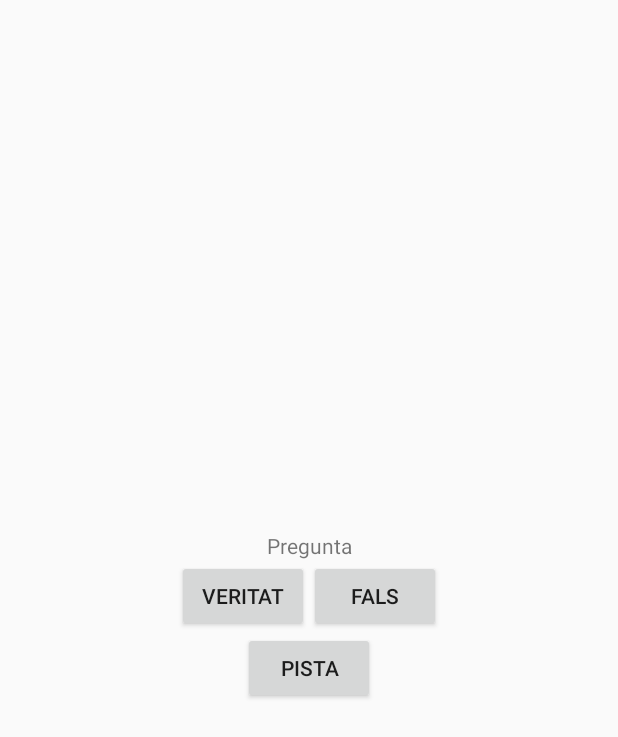
After one commit to jcmilena/DAM2M8UF1APP, an Android app: the layout fragment_preguntas.xml on its own in the app's theme, with its tools: preview values and no code run, on a phone screen of 412 x 824 dp. The commit adds this screen. Shown: the top 737 px of the screen. Run offline under Robolectric (Android 15) with nearby library versions, the phone set to English and light mode, and no system bars.

Commit message:
Primer Fragment funcionando

```diff
--- a/app/build.gradle
+++ b/app/build.gradle
@@ -22,6 +22,7 @@ dependencies {
     implementation fileTree(dir: 'libs', include: ['*.jar'])
     implementation 'com.android.support:appcompat-v7:28.0.0'
     implementation 'com.android.support.constraint:constraint-layout:1.1.3'
+    implementation 'com.android.support:support-v4:28.0.0'
     testImplementation 'junit:junit:4.12'
     androidTestImplementation 'com.android.support.test:runner:1.0.2'
     androidTestImplementation 'com.android.support.test.espresso:espresso-core:3.0.2'
--- /dev/null
+++ b/app/src/main/res/layout/fragment_preguntas.xml
@@ -0,0 +1,43 @@
+<?xml version="1.0" encoding="utf-8"?>
+<LinearLayout xmlns:android="http://schemas.android.com/apk/res/android"
+    xmlns:app="http://schemas.android.com/apk/res-auto"
+    xmlns:tools="http://schemas.android.com/tools"
+    android:layout_width="match_parent"
+    android:layout_height="match_parent"
+    android:orientation="vertical"
+    android:gravity="center"
+    tools:context=".MainActivity">
+
+    <TextView
+        android:layout_width="match_parent"
+        android:layout_height="wrap_content"
+        android:text="Pregunta"
+        android:gravity="center"
+        android:id="@+id/texto_pregunta" />
+
+    <LinearLayout
+        android:layout_width="wrap_content"
+        android:layout_height="wrap_content"
+        android:orientation="horizontal"
+        android:layout_gravity="center">
+
+        <Button
+            android:layout_width="wrap_content"
+            android:layout_height="wrap_content"
+            android:text="Veritat"
+            android:id="@+id/verdadero"/>
+
+        <Button
+            android:layout_width="wrap_content"
+            android:layout_height="wrap_content"
+            android:text="Fals"
+            android:id="@+id/falso"/>
+    </LinearLayout>
+
+    <Button
+        android:layout_width="wrap_content"
+        android:layout_height="wrap_content"
+        android:text="Pista"
+        android:id="@+id/b_Pista"/>
+
+</LinearLayout>
--- a/app/src/main/res/values/strings.xml
+++ b/app/src/main/res/values/strings.xml
@@ -2,4 +2,7 @@
     <string name="app_name">DAM2M8-UF1-APP</string>
     <string name="pregunta1">Soy la pregunta 1</string>
     <string name="pregunta2">Soy la pregunta 2</string>
+
+    <!-- TODO: Remove or change this placeholder text -->
+    <string name="hello_blank_fragment">Hello blank fragment</string>
 </resources>
```
Also changed, not shown: app/src/main/java/com/example/juancarlosmilena/dam2m8_uf1_app/MainActivity.java (+15 -55 lines), app/src/main/res/layout/activity_main.xml (+5 -35 lines).
